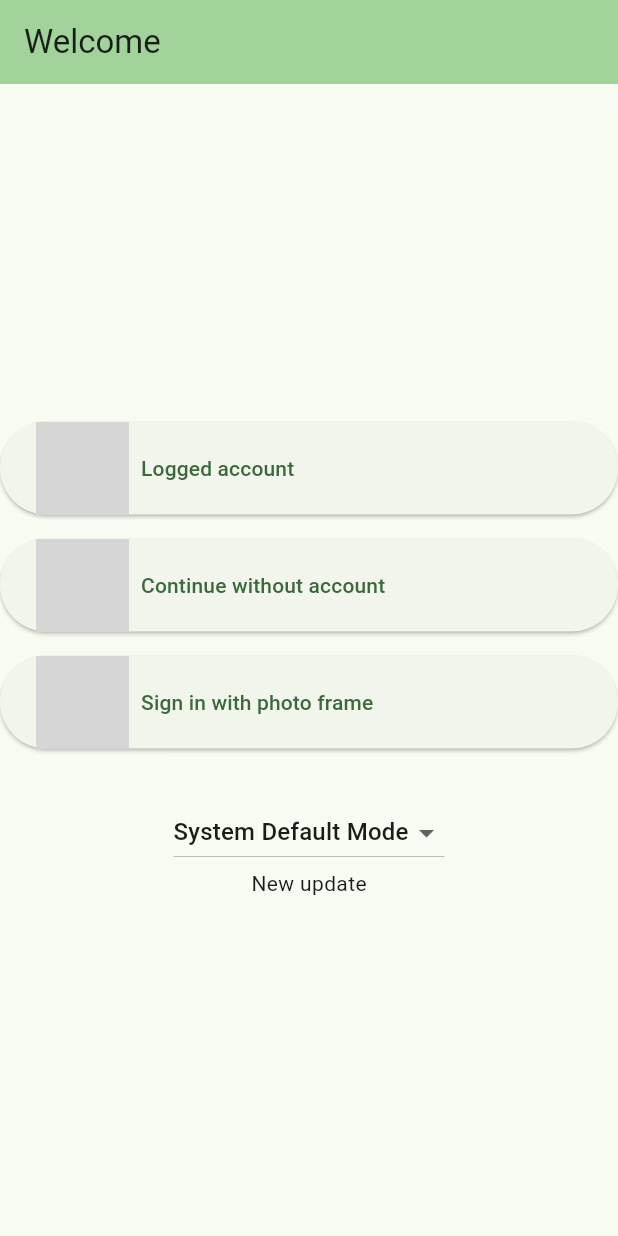
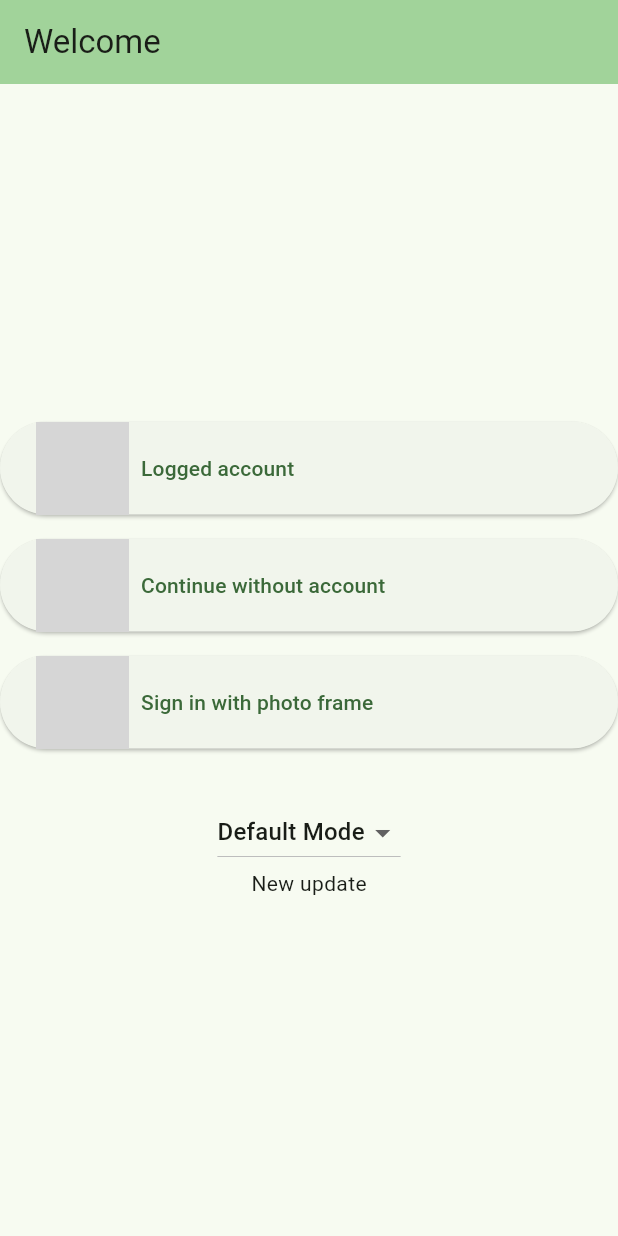
Before and after one commit to wahid79871/app1, a Flutter app: the screen it shows after launch, on a phone screen of 412 x 824 dp. Run offline on Flutter 3.47's test engine with Material 3 defaults, Android fonts, the phone set to English and light mode, and no system bars; network calls fail; grey boxes are pictures that could not be loaded.

Commit message:
Update main.dart

```diff
--- a/lib/main.dart
+++ b/lib/main.dart
@@ -165,7 +165,7 @@ class LandingPage extends StatelessWidget {
                         String modeText;
                         switch (mode) {
                           case ThemeMode.system:
-                            modeText = 'System Default Mode';
+                            modeText = 'Default Mode';
                             break;
                           case ThemeMode.light:
                             modeText = 'Light Mode';
```
